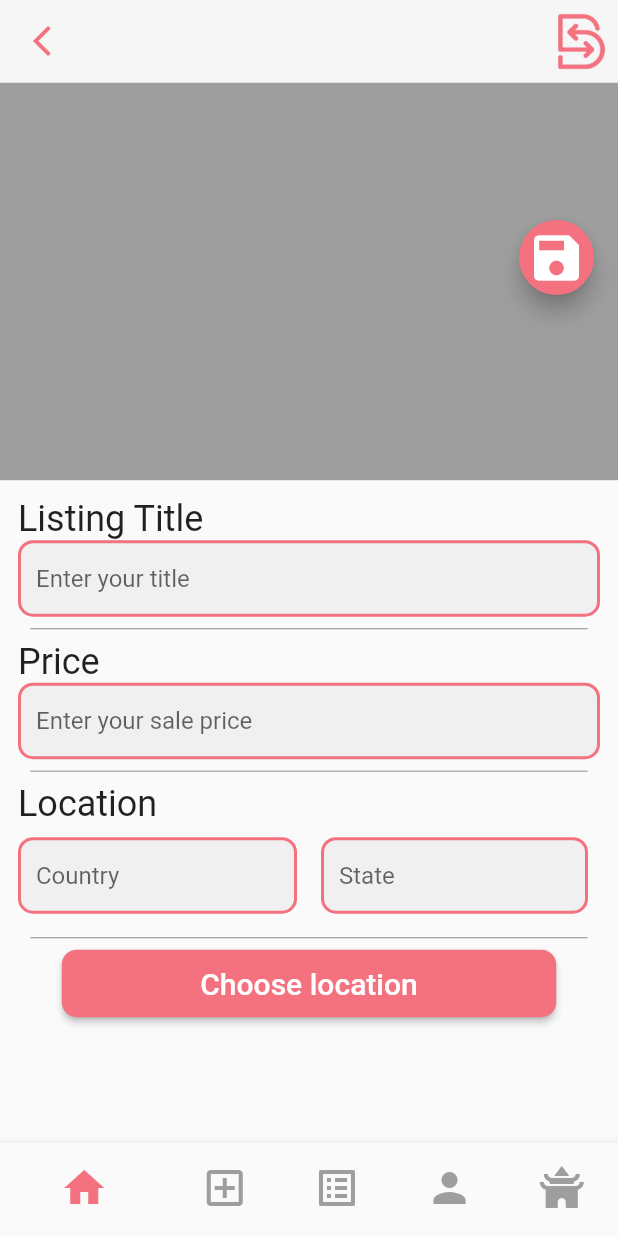
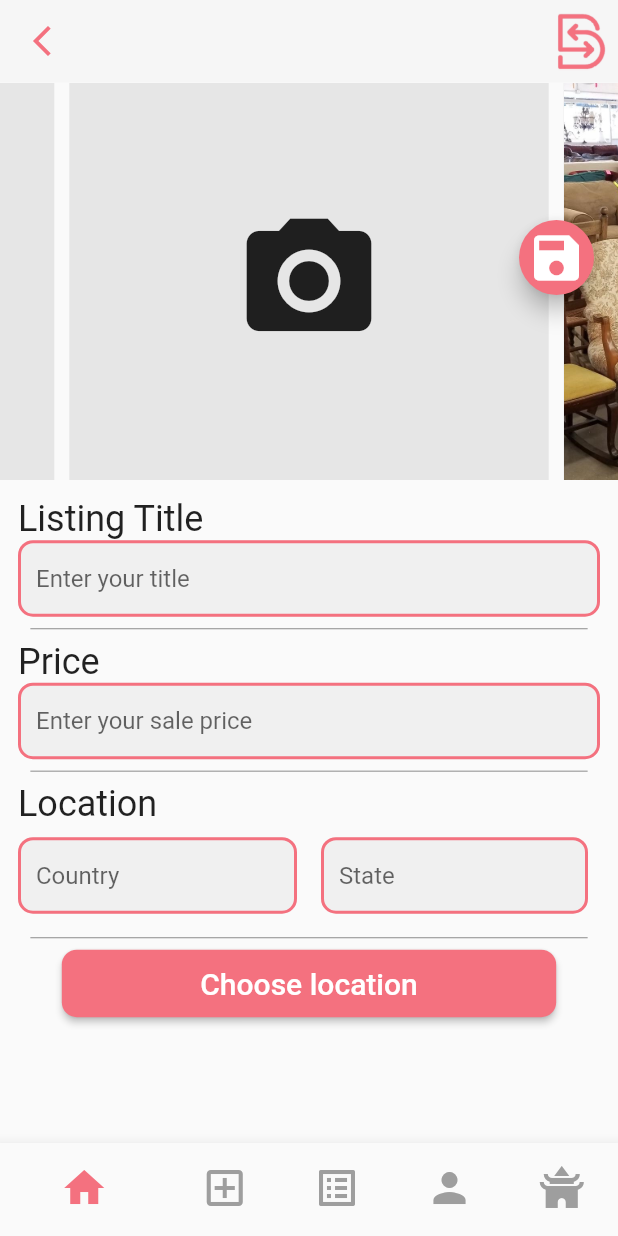
Before and after one commit to MertSaygili/hackathon_12_2022, a Flutter app: the screen it shows after launch, swiped to page 2, on a phone screen of 412 x 824 dp. Run offline on Flutter 3.47's test engine with Material 2 defaults, Android fonts, the light colour scheme and no system bars; drawn by our look-alikes of carousel_slider; our stand-ins replace cloud_firestore, firebase_auth, firebase_core, firebase_storage, flutter_svg, get and 6 more; accounts and stored records are empty.

Commit message:
camera added

```diff
--- a/hackathon_app/lib/core/constants/app/colors.dart
+++ b/hackathon_app/lib/core/constants/app/colors.dart
@@ -6,3 +6,4 @@ const Color colorPrimary = Color(0xfff4717f);
 const Color colorScaffold = Color(0xfff6f6f6);
 const Color colorGrey = Colors.grey;
 const Color colorTransparent = Colors.transparent;
+const Color colorSecondryScaffold = Color(0xffE6E6E6);
--- a/hackathon_app/lib/core/constants/app/icons.dart
+++ b/hackathon_app/lib/core/constants/app/icons.dart
@@ -7,6 +7,7 @@ const Icon iconPerson = Icon(Icons.person);
 const Icon iconEmail = Icon(Icons.email);
 const Icon iconVisibltyOn = Icon(Icons.visibility);
 const Icon iconVisibilityOff = Icon(Icons.visibility_off);
+const Icon iconCameraAlt = Icon(Icons.camera_alt, size: 100);
 const Icon iconBackButton = Icon(
   Icons.arrow_back_ios_new,
   color: colorPrimary,
--- a/hackathon_app/lib/view/home/add_product_page.dart
+++ b/hackathon_app/lib/view/home/add_product_page.dart
@@ -5,6 +5,9 @@ import 'package:hackathon_app/core/components/floating_action_button/floating_ac
 import 'package:hackathon_app/core/components/textfield/custom_textfield.dart';
 import 'package:hackathon_app/core/constants/app/colors.dart';
 import 'package:hackathon_app/core/constants/app/strings.dart';
+import 'package:carousel_slider/carousel_slider.dart';
+
+import '../../core/constants/app/icons.dart';
 
 class AddProductPage extends StatefulWidget {
   const AddProductPage({super.key});
@@ -14,6 +17,7 @@ class AddProductPage extends StatefulWidget {
 }
 
 class _AddProductPageState extends State<AddProductPage> {
+  final String _dummyImg = 'assets/images/jpg/listing-foto-1.jpg';
   final String _listingTitleText = 'Listing Title';
   final String _priceText = 'Price';
   final String _locationText = 'Location';
@@ -22,6 +26,7 @@ class _AddProductPageState extends State<AddProductPage> {
   final String _locationHint = 'Country';
   final String _stateHint = 'State';
   final String _chooseLocation = 'Choose location';
+  List<bool> _checkImages = [false, true, false];
   String _title = '';
   String _price = '';
   String _location = '';
@@ -56,8 +61,35 @@ class _AddProductPageState extends State<AddProductPage> {
     );
   }
 
-  Container _addImage() {
-    return Container(color: colorGrey);
+  Widget _addImage() {
+    return GestureDetector(
+      onTap: () {}, // tikla resmi cek
+      child: CarouselSlider(
+        options: CarouselOptions(height: 400.0),
+        items: [
+          _checkImages[0]
+              ? Image.asset(_dummyImg, fit: BoxFit.cover)
+              : iconCameraAlt,
+          _checkImages[1]
+              ? Image.asset(_dummyImg, fit: BoxFit.cover)
+              : iconCameraAlt,
+          _checkImages[2]
+              ? Image.asset(_dummyImg, fit: BoxFit.cover)
+              : iconCameraAlt,
+        ].map((i) {
+          return Builder(
+            builder: (BuildContext context) {
+              return Container(
+                width: MediaQuery.of(context).size.width,
+                margin: const EdgeInsets.symmetric(horizontal: 5.0),
+                decoration: const BoxDecoration(color: colorSecondryScaffold),
+                child: i,
+              );
+            },
+          );
+        }).toList(),
+      ),
+    );
   }
 
   Widget _setInformation() {
--- a/hackathon_app/pubspec.yaml
+++ b/hackathon_app/pubspec.yaml
@@ -64,6 +64,9 @@ dependencies:
   # cached network image
   cached_network_image: ^3.2.2
 
+  # horizontal slider
+  carousel_slider: ^4.2.1
+
 
 
 
```
Also changed, not shown: hackathon_app/pubspec.lock.
